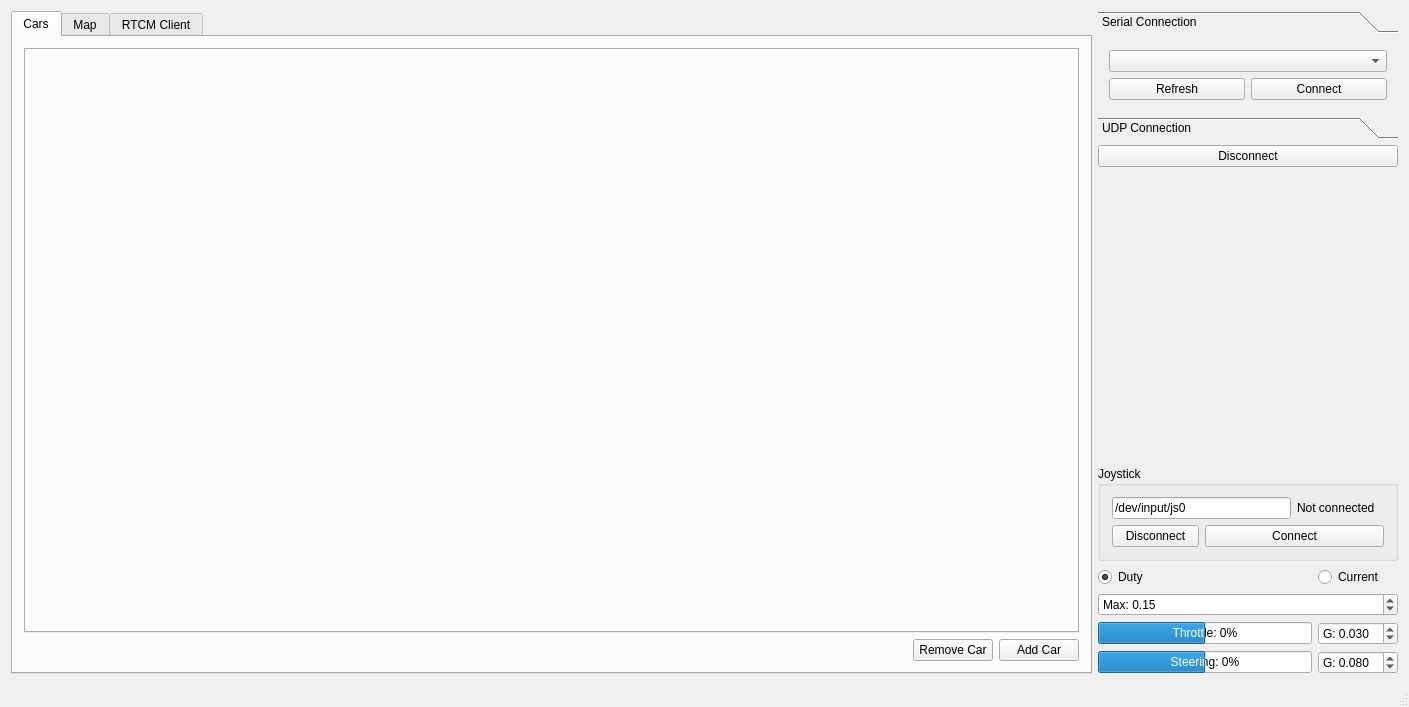
First picture: the form in Linux/RC_Car_Tool/mainwindow.ui, repository vedderb/rise_sdvp, before the edit.
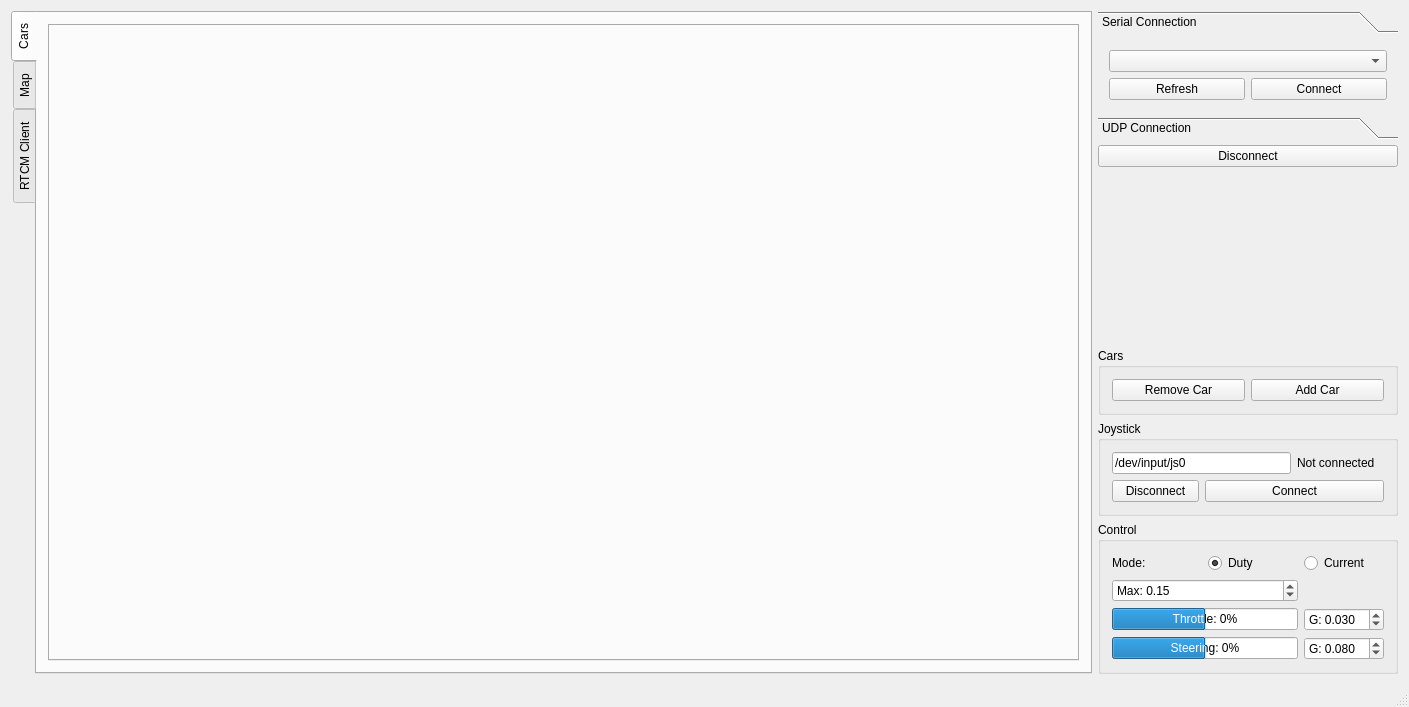
Second picture: the form after the edit. Custom widgets are drawn as their Qt base class.

Commit message: Optimization, set position fix

```diff
--- a/Linux/RC_Car_Tool/mainwindow.ui
+++ b/Linux/RC_Car_Tool/mainwindow.ui
@@ -17,6 +17,9 @@
    <layout class="QHBoxLayout" name="horizontalLayout">
     <item>
      <widget class="QTabWidget" name="tabWidget">
+      <property name="tabPosition">
+       <enum>QTabWidget::West</enum>
+      </property>
       <property name="currentIndex">
        <number>0</number>
       </property>
@@ -30,38 +33,10 @@
           <property name="currentIndex">
            <number>-1</number>
           </property>
-         </widget>
-        </item>
-        <item>
-         <layout class="QHBoxLayout" name="horizontalLayout_3">
-          <item>
-           <spacer name="horizontalSpacer_2">
-            <property name="orientation">
-             <enum>Qt::Horizontal</enum>
-            </property>
-            <property name="sizeHint" stdset="0">
-             <size>
-              <width>40</width>
-              <height>20</height>
-             </size>
-            </property>
-           </spacer>
-          </item>
-          <item>
-           <widget class="QPushButton" name="carRemoveButton">
-            <property name="text">
-             <string>Remove Car</string>
-            </property>
-           </widget>
-          </item>
-          <item>
-           <widget class="QPushButton" name="carAddButton">
-            <property name="text">
-             <string>Add Car</string>
-            </property>
-           </widget>
-          </item>
-         </layout>
+          <property name="tabsClosable">
+           <bool>true</bool>
+          </property>
+         </widget>
         </item>
        </layout>
       </widget>
@@ -307,6 +282,29 @@
         </property>
        </spacer>
       </item>
+      <item>
+       <widget class="QGroupBox" name="groupBox_2">
+        <property name="title">
+         <string>Cars</string>
+        </property>
+        <layout class="QHBoxLayout" name="horizontalLayout_5">
+         <item>
+          <widget class="QPushButton" name="carRemoveButton">
+           <property name="text">
+            <string>Remove Car</string>
+           </property>
+          </widget>
+         </item>
+         <item>
+          <widget class="QPushButton" name="carAddButton">
+           <property name="text">
+            <string>Add Car</string>
+           </property>
+          </widget>
+         </item>
+        </layout>
+       </widget>
+      </item>
       <item>
        <widget class="QGroupBox" name="groupBox">
         <property name="title">
@@ -345,8 +343,52 @@
        </widget>
       </item>
       <item>
+       <widget class="QGroupBox" name="groupBox_3">
+        <property name="title">
+         <string>Control</string>
+        </property>
        <layout class="QGridLayout" name="gridLayout_3">
-        <item row="2" column="0">
+         <item row="0" column="0">
+          <widget class="QLabel" name="label">
+           <property name="text">
+            <string>Mode:</string>
+           </property>
+          </widget>
+         </item>
+         <item row="0" column="1">
+          <widget class="QRadioButton" name="throttleDutyButton">
+           <property name="text">
+            <string>Duty</string>
+           </property>
+           <property name="checked">
+            <bool>true</bool>
+           </property>
+          </widget>
+         </item>
+         <item row="0" column="2">
+          <widget class="QRadioButton" name="throttleCurrentButton">
+           <property name="text">
+            <string>Current</string>
+           </property>
+          </widget>
+         </item>
+         <item row="1" column="0" colspan="2">
+          <widget class="QDoubleSpinBox" name="throttleMaxBox">
+           <property name="prefix">
+            <string>Max: </string>
+           </property>
+           <property name="maximum">
+            <double>1.000000000000000</double>
+           </property>
+           <property name="singleStep">
+            <double>0.010000000000000</double>
+           </property>
+           <property name="value">
+            <double>0.150000000000000</double>
+           </property>
+          </widget>
+         </item>
+         <item row="2" column="0" colspan="2">
          <widget class="QProgressBar" name="throttleBar">
           <property name="sizePolicy">
            <sizepolicy hsizetype="Minimum" vsizetype="Fixed">
@@ -365,29 +407,7 @@
           </property>
          </widget>
         </item>
-        <item row="3" column="1">
-         <widget class="QDoubleSpinBox" name="steeringGainBox">
-          <property name="sizePolicy">
-           <sizepolicy hsizetype="Fixed" vsizetype="Fixed">
-            <horstretch>0</horstretch>
-            <verstretch>0</verstretch>
-           </sizepolicy>
-          </property>
-          <property name="prefix">
-           <string>G: </string>
-          </property>
-          <property name="decimals">
-           <number>3</number>
-          </property>
-          <property name="singleStep">
-           <double>0.005000000000000</double>
-          </property>
-          <property name="value">
-           <double>0.080000000000000</double>
-          </property>
-         </widget>
-        </item>
-        <item row="2" column="1">
+         <item row="2" column="2">
          <widget class="QDoubleSpinBox" name="throttleGainBox">
           <property name="sizePolicy">
            <sizepolicy hsizetype="Fixed" vsizetype="Fixed">
@@ -409,7 +429,7 @@
           </property>
          </widget>
         </item>
-        <item row="3" column="0">
+         <item row="3" column="0" colspan="2">
          <widget class="QProgressBar" name="steeringBar">
           <property name="sizePolicy">
            <sizepolicy hsizetype="Minimum" vsizetype="Fixed">
@@ -428,40 +448,30 @@
           </property>
          </widget>
         </item>
-        <item row="1" column="0" colspan="2">
-         <widget class="QDoubleSpinBox" name="throttleMaxBox">
+         <item row="3" column="2">
+          <widget class="QDoubleSpinBox" name="steeringGainBox">
+           <property name="sizePolicy">
+            <sizepolicy hsizetype="Fixed" vsizetype="Fixed">
+             <horstretch>0</horstretch>
+             <verstretch>0</verstretch>
+            </sizepolicy>
+           </property>
           <property name="prefix">
-           <string>Max: </string>
-          </property>
-          <property name="maximum">
-           <double>1.000000000000000</double>
+            <string>G: </string>
+           </property>
+           <property name="decimals">
+            <number>3</number>
           </property>
           <property name="singleStep">
            <double>0.010000000000000</double>
           </property>
           <property name="value">
-           <double>0.150000000000000</double>
-          </property>
-         </widget>
-        </item>
-        <item row="0" column="0">
-         <widget class="QRadioButton" name="throttleDutyButton">
-          <property name="text">
-           <string>Duty</string>
-          </property>
-          <property name="checked">
-           <bool>true</bool>
-          </property>
-         </widget>
-        </item>
-        <item row="0" column="1">
-         <widget class="QRadioButton" name="throttleCurrentButton">
-          <property name="text">
-           <string>Current</string>
+            <double>0.080000000000000</double>
           </property>
          </widget>
         </item>
        </layout>
+       </widget>
       </item>
      </layout>
     </item>
```
Left out of the diff: 12 changed lines with no effect on the pictures. Lines whose indentation alone changed are shown as unchanged. The commit also changes 27 other files.
